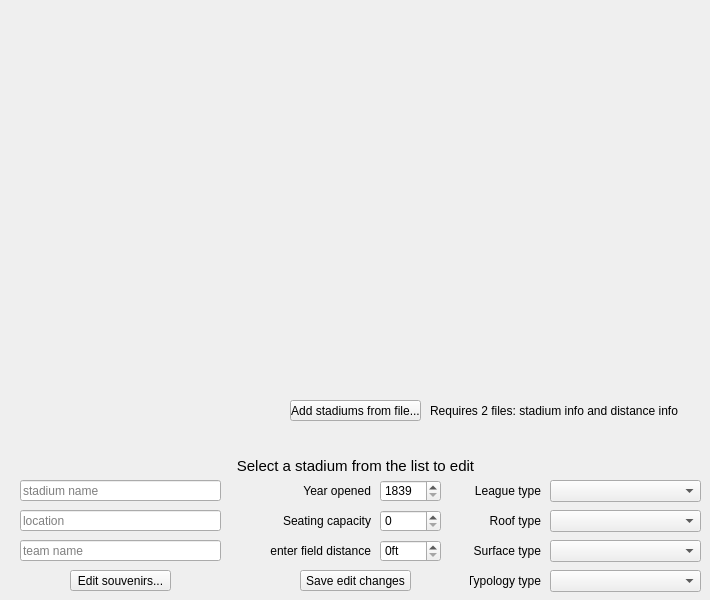
minorleaguegrayonassociates/GrayonSlam, file src/views/adminview.ui: the form before one commit.
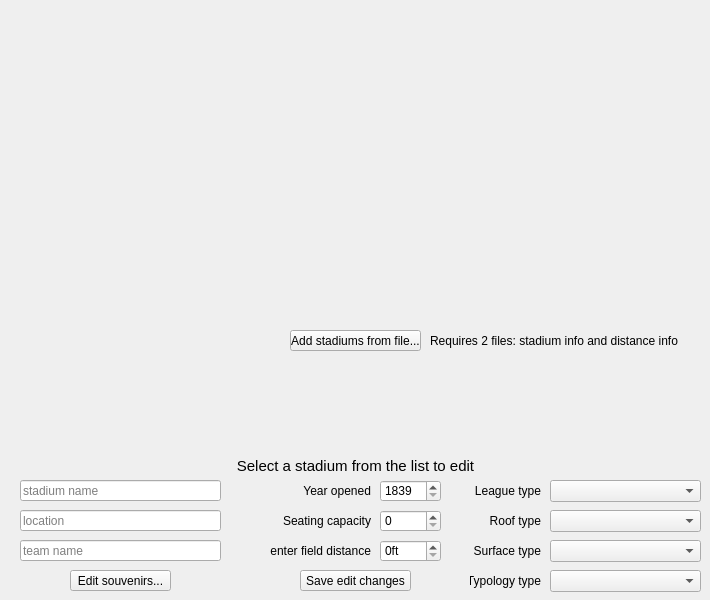
The form after the commit.

Commit message:
Move stadium list and resize it. Move add stadium button and label (#63)
### Key features
* Resize and move stadium list to match stadium view's list
* Move *add stadium button* and its label to be right under stadium list

### Future Improvements
* none

### Notes
none

Diff of the .ui file:
```diff
--- a/src/views/adminview.ui
+++ b/src/views/adminview.ui
@@ -29,10 +29,10 @@
     <widget class="QWidget" name="widget_stadList" native="true">
      <property name="geometry">
       <rect>
-       <x>10</x>
-       <y>10</y>
-       <width>691</width>
-       <height>381</height>
+       <x>0</x>
+       <y>0</y>
+       <width>710</width>
+       <height>321</height>
       </rect>
      </property>
      <property name="styleSheet">
@@ -47,7 +47,7 @@
      <property name="geometry">
       <rect>
        <x>290</x>
-       <y>400</y>
+       <y>330</y>
        <width>131</width>
        <height>21</height>
       </rect>
@@ -353,7 +353,7 @@
      <property name="geometry">
       <rect>
        <x>430</x>
-       <y>400</y>
+       <y>330</y>
        <width>271</width>
        <height>21</height>
       </rect>
```
